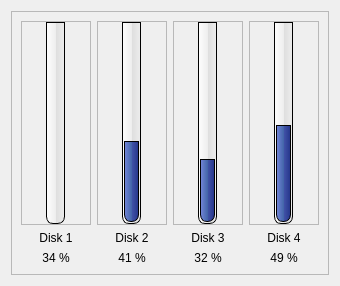
First picture: the form in pyqt/toy/CoolProgressBars.ui, repository my-wiki/my-demo, before the edit.
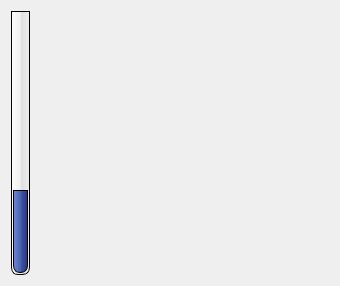
Second picture: the form after the edit.

What changed in the file:
```diff
--- a/pyqt/toy/CoolProgressBars.ui
+++ b/pyqt/toy/CoolProgressBars.ui
@@ -37,270 +37,16 @@
   </property>
   <layout class="QVBoxLayout" name="verticalLayout">
    <item>
-    <widget class="QFrame" name="frame_8">
-     <property name="frameShape">
-      <enum>QFrame::StyledPanel</enum>
+    <widget class="QProgressBar" name="progressBar_3">
+     <property name="value">
+      <number>32</number>
      </property>
-     <property name="frameShadow">
-      <enum>QFrame::Raised</enum>
+     <property name="textVisible">
+      <bool>false</bool>
      </property>
-     <property name="class" stdset="0">
-      <string>BoxChildFrame</string>
+     <property name="orientation">
+      <enum>Qt::Vertical</enum>
      </property>
-     <layout class="QGridLayout" name="gridLayout_2">
-      <item row="0" column="0">
-       <widget class="QFrame" name="frame_3">
-        <property name="frameShape">
-         <enum>QFrame::StyledPanel</enum>
-        </property>
-        <property name="frameShadow">
-         <enum>QFrame::Raised</enum>
-        </property>
-        <property name="class" stdset="0">
-         <string>TemperatureFrame</string>
-        </property>
-        <layout class="QHBoxLayout" name="horizontalLayout_2">
-         <property name="spacing">
-          <number>0</number>
-         </property>
-         <property name="margin">
-          <number>0</number>
-         </property>
-         <item>
-          <widget class="QProgressBar" name="progressBar">
-           <property name="value">
-            <number>0</number>
-           </property>
-           <property name="textVisible">
-            <bool>false</bool>
-           </property>
-           <property name="orientation">
-            <enum>Qt::Vertical</enum>
-           </property>
-          </widget>
-         </item>
-        </layout>
-       </widget>
-      </item>
-      <item row="0" column="2">
-       <widget class="QFrame" name="frame_5">
-        <property name="frameShape">
-         <enum>QFrame::StyledPanel</enum>
-        </property>
-        <property name="frameShadow">
-         <enum>QFrame::Raised</enum>
-        </property>
-        <property name="class" stdset="0">
-         <string>TemperatureFrame</string>
-        </property>
-        <layout class="QHBoxLayout" name="horizontalLayout_4">
-         <property name="spacing">
-          <number>0</number>
-         </property>
-         <property name="margin">
-          <number>0</number>
-         </property>
-         <item>
-          <widget class="QProgressBar" name="progressBar_3">
-           <property name="value">
-            <number>32</number>
-           </property>
-           <property name="textVisible">
-            <bool>false</bool>
-           </property>
-           <property name="orientation">
-            <enum>Qt::Vertical</enum>
-           </property>
-          </widget>
-         </item>
-        </layout>
-       </widget>
-      </item>
-      <item row="1" column="0">
-       <widget class="QLabel" name="label_6">
-        <property name="minimumSize">
-         <size>
-          <width>50</width>
-          <height>0</height>
-         </size>
-        </property>
-        <property name="text">
-         <string>Disk 1</string>
-        </property>
-        <property name="alignment">
-         <set>Qt::AlignCenter</set>
-        </property>
-       </widget>
-      </item>
-      <item row="1" column="1">
-       <widget class="QLabel" name="label_7">
-        <property name="minimumSize">
-         <size>
-          <width>50</width>
-          <height>0</height>
-         </size>
-        </property>
-        <property name="text">
-         <string>Disk 2</string>
-        </property>
-        <property name="alignment">
-         <set>Qt::AlignCenter</set>
-        </property>
-       </widget>
-      </item>
-      <item row="1" column="2">
-       <widget class="QLabel" name="label_8">
-        <property name="minimumSize">
-         <size>
-          <width>50</width>
-          <height>0</height>
-         </size>
-        </property>
-        <property name="text">
-         <string>Disk 3</string>
-        </property>
-        <property name="alignment">
-         <set>Qt::AlignCenter</set>
-        </property>
-       </widget>
-      </item>
-      <item row="1" column="3">
-       <widget class="QLabel" name="label_9">
-        <property name="minimumSize">
-         <size>
-          <width>50</width>
-          <height>0</height>
-         </size>
-        </property>
-        <property name="text">
-         <string>Disk 4</string>
-        </property>
-        <property name="alignment">
-         <set>Qt::AlignCenter</set>
-        </property>
-       </widget>
-      </item>
-      <item row="2" column="0">
-       <widget class="QLabel" name="label_2">
-        <property name="text">
-         <string>34 %</string>
-        </property>
-        <property name="alignment">
-         <set>Qt::AlignCenter</set>
-        </property>
-        <property name="class" stdset="0">
-         <string>TemperatureLabel</string>
-        </property>
-       </widget>
-      </item>
-      <item row="2" column="1">
-       <widget class="QLabel" name="label_3">
-        <property name="text">
-         <string>41 %</string>
-        </property>
-        <property name="alignment">
-         <set>Qt::AlignCenter</set>
-        </property>
-        <property name="class" stdset="0">
-         <string>TemperatureLabel</string>
-        </property>
-       </widget>
-      </item>
-      <item row="2" column="2">
-       <widget class="QLabel" name="label_4">
-        <property name="text">
-         <string>32 %</string>
-        </property>
-        <property name="alignment">
-         <set>Qt::AlignCenter</set>
-        </property>
-        <property name="class" stdset="0">
-         <string>TemperatureLabel</string>
-        </property>
-       </widget>
-      </item>
-      <item row="2" column="3">
-       <widget class="QLabel" name="label_5">
-        <property name="text">
-         <string>49 %</string>
-        </property>
-        <property name="alignment">
-         <set>Qt::AlignCenter</set>
-        </property>
-        <property name="class" stdset="0">
-         <string>TemperatureLabel</string>
-        </property>
-       </widget>
-      </item>
-      <item row="0" column="3">
-       <widget class="QFrame" name="frame_6">
-        <property name="frameShape">
-         <enum>QFrame::StyledPanel</enum>
-        </property>
-        <property name="frameShadow">
-         <enum>QFrame::Raised</enum>
-        </property>
-        <property name="class" stdset="0">
-         <string>TemperatureFrame</string>
-        </property>
-        <layout class="QHBoxLayout" name="horizontalLayout_5">
-         <property name="spacing">
-          <number>0</number>
-         </property>
-         <property name="margin">
-          <number>0</number>
-         </property>
-         <item>
-          <widget class="QProgressBar" name="progressBar_4">
-           <property name="value">
-            <number>49</number>
-           </property>
-           <property name="textVisible">
-            <bool>false</bool>
-           </property>
-           <property name="orientation">
-            <enum>Qt::Vertical</enum>
-           </property>
-          </widget>
-         </item>
-        </layout>
-       </widget>
-      </item>
-      <item row="0" column="1">
-       <widget class="QFrame" name="frame_4">
-        <property name="frameShape">
-         <enum>QFrame::StyledPanel</enum>
-        </property>
-        <property name="frameShadow">
-         <enum>QFrame::Raised</enum>
-        </property>
-        <property name="class" stdset="0">
-         <string>TemperatureFrame</string>
-        </property>
-        <layout class="QHBoxLayout" name="horizontalLayout_3">
-         <property name="spacing">
-          <number>0</number>
-         </property>
-         <property name="margin">
-          <number>0</number>
-         </property>
-         <item>
-          <widget class="QProgressBar" name="progressBar_2">
-           <property name="value">
-            <number>41</number>
-           </property>
-           <property name="textVisible">
-            <bool>false</bool>
-           </property>
-           <property name="orientation">
-            <enum>Qt::Vertical</enum>
-           </property>
-          </widget>
-         </item>
-        </layout>
-       </widget>
-      </item>
-     </layout>
     </widget>
    </item>
   </layout>
```
